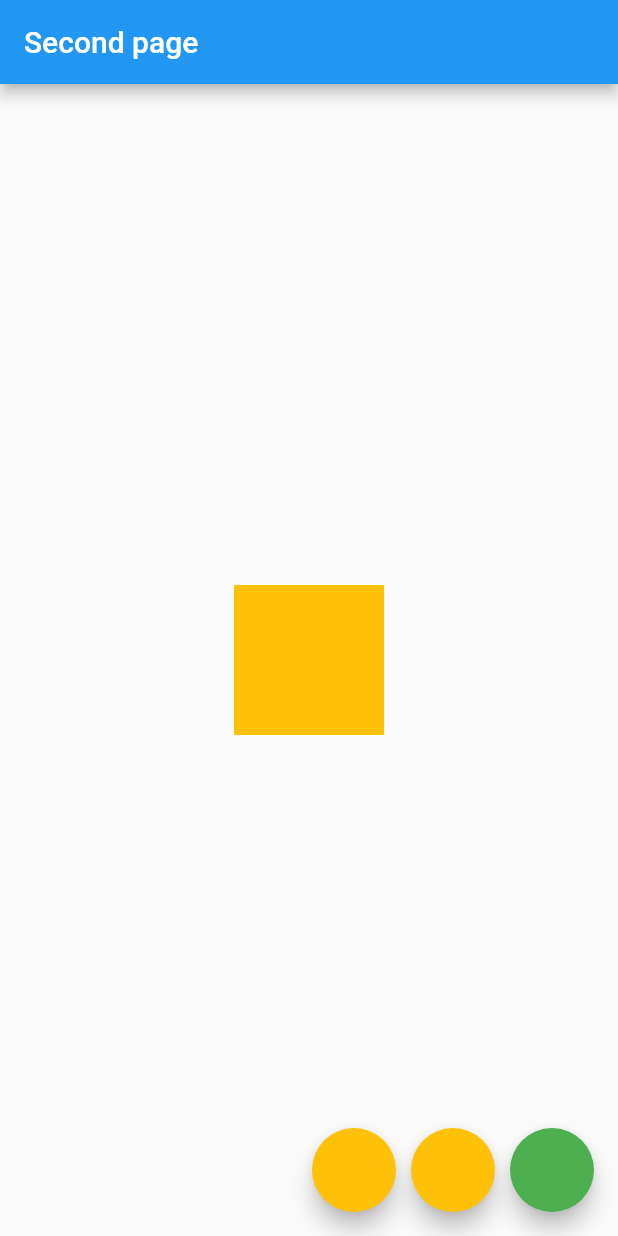
After one commit to dotnid/bloc_state_management, a Flutter app: the secondPage screen opened directly, on a phone screen of 412 x 824 dp. The commit adds this screen. Run offline on Flutter 3.47's test engine with Material 2 defaults, Android fonts, the phone set to English and light mode, and no system bars; our stand-ins replace bloc, flutter_bloc.

Commit message:
Adding color bloc method

```diff
--- /dev/null
+++ b/lib/color_bloc2.dart
@@ -0,0 +1,17 @@
+import 'package:bloc/bloc.dart';
+import 'package:flutter/material.dart';
+
+enum ColorEvent2 { to_amber, to_ligth_blue }
+
+class ColorBloc2 extends Bloc<ColorEvent2, Color> {
+  Color _color = Colors.amber;
+
+  @override
+  Color get initialState => Colors.amber;
+
+  @override
+  Stream<Color> mapEventToState(ColorEvent2 event2) async* {
+    _color = (event2 == ColorEvent2.to_amber) ? Colors.amber : Colors.lightBlue;
+    yield _color;
+  }
+}
--- /dev/null
+++ b/lib/second_page.dart
@@ -0,0 +1,68 @@
+import 'package:flutter/material.dart';
+import 'main.dart';
+import 'package:flutter_bloc/flutter_bloc.dart';
+import 'color_bloc2.dart';
+
+class thePage extends StatelessWidget {
+  @override
+  Widget build(BuildContext context) {
+    return MaterialApp(
+      home: BlocProvider<ColorBloc2>(
+        builder: (context) => ColorBloc2(),
+        child: secondPage(),
+      ),
+    );
+  }
+}
+
+class secondPage extends StatelessWidget {
+  @override
+  Widget build(BuildContext context) {
+    ColorBloc2 bloc2 = BlocProvider.of<ColorBloc2>(context);
+    return Scaffold(
+      floatingActionButton: Row(
+        mainAxisAlignment: MainAxisAlignment.end,
+        children: <Widget>[
+          FloatingActionButton(
+            backgroundColor: Colors.amber,
+            onPressed: () {
+              bloc2.dispatch(ColorEvent2.to_amber);
+            },
+          ),
+          SizedBox(
+            width: 10,
+          ),
+          FloatingActionButton(
+            backgroundColor: Colors.amber,
+            onPressed: () {
+              bloc2.dispatch(ColorEvent2.to_ligth_blue);
+            },
+          ),
+          SizedBox(
+            width: 10,
+          ),
+          FloatingActionButton(
+            onPressed: () {
+              Navigator.push(
+                context,
+                MaterialPageRoute(builder: (context) => MyApp()),
+              );
+            },
+            backgroundColor: Colors.green,
+          ),
+        ],
+      ),
+      appBar: AppBar(title: Text("Second page"),),
+      body: Center(
+        child: BlocBuilder<ColorBloc2, Color>(
+          builder: (context, currentColor) => AnimatedContainer(
+            width: 100,
+            height: 100,
+            color: currentColor,
+            duration: Duration(milliseconds: 500),
+          ),
+        ),
+      ),
+    );
+  }
+}
--- a/pubspec.yaml
+++ b/pubspec.yaml
@@ -28,6 +28,7 @@ dependencies:
   # The following adds the Cupertino Icons font to your application.
   # Use with the CupertinoIcons class for iOS style icons.
   cupertino_icons: ^0.1.3
+  flutter_bloc: ^0.20.1
 
 dev_dependencies:
   flutter_test:
```
Also changed, not shown: lib/color_bloc.dart (+12 -7 lines), lib/main.dart (+18 -5 lines), pubspec.lock, 3 other files.
